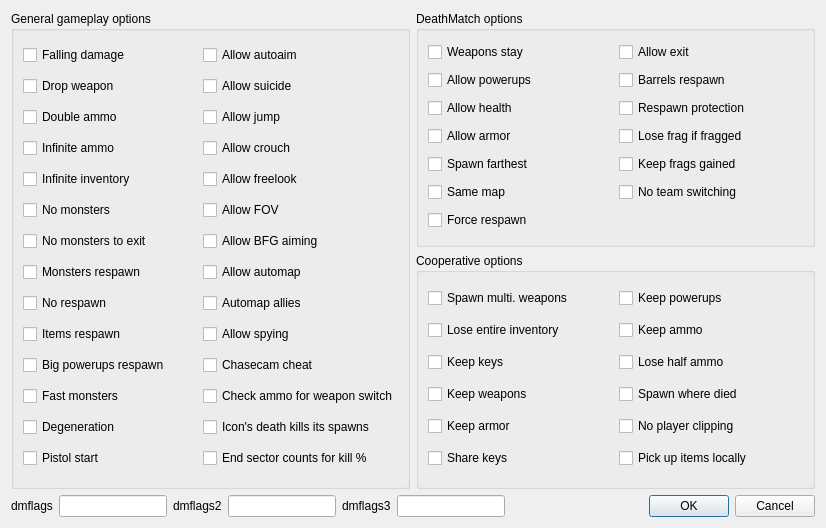
Youda008/DoomRunner, file Forms/GameOptsDialog.ui: the form before one commit.
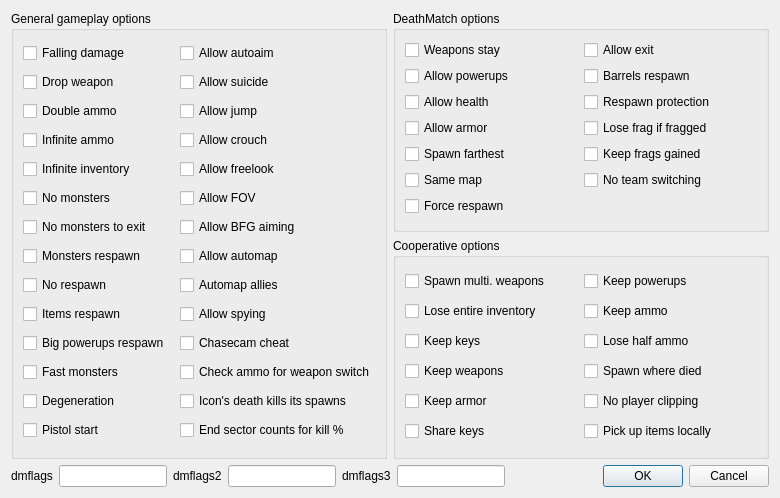
The form after the commit.

Diff of the .ui file:
```diff
--- a/Forms/GameOptsDialog.ui
+++ b/Forms/GameOptsDialog.ui
@@ -9,8 +9,8 @@
    <rect>
     <x>0</x>
     <y>0</y>
-    <width>826</width>
-    <height>528</height>
+    <width>780</width>
+    <height>498</height>
    </rect>
   </property>
   <property name="sizePolicy">
```
Left out of the diff: 6 changed lines with no effect on the pictures.
